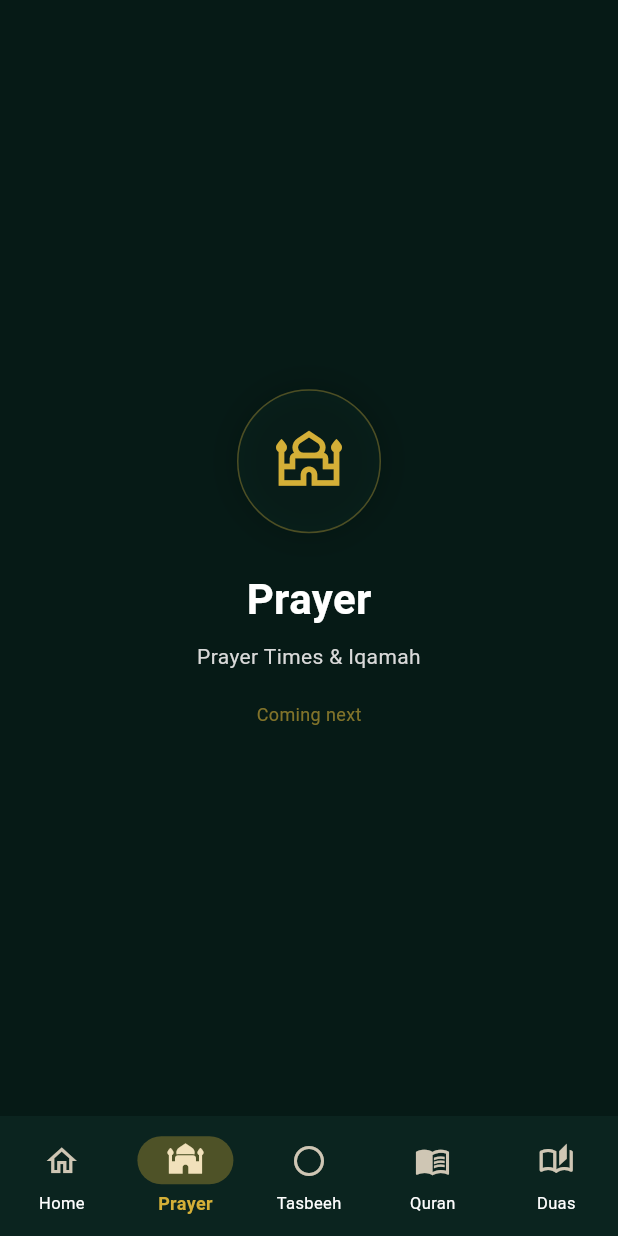
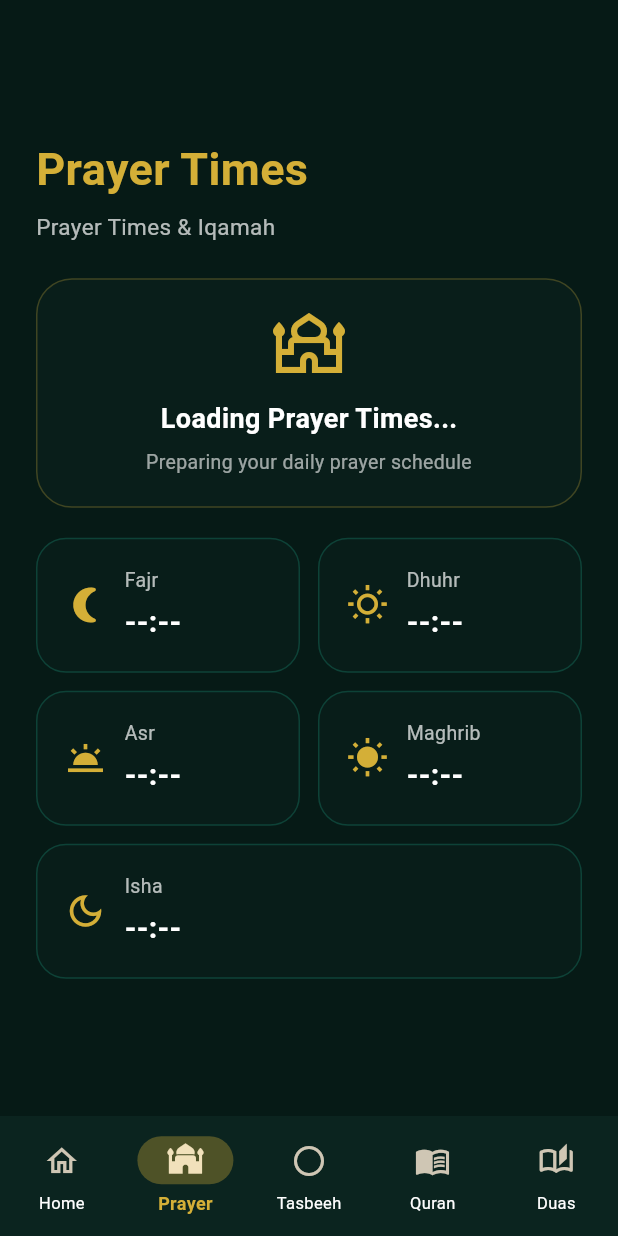
Before and after one commit to navfasn-ops/noor-prayer-tasbeeh, a Flutter app: the screen it shows after launch, item 2 of the bottom bar chosen, on a phone screen of 412 x 824 dp. Run offline on Flutter 3.47's test engine with Material 3 defaults, Android fonts, the phone set to English and light mode, and no system bars; Roboto replaces fonts that are missing (Arial).

Commit message:
Create prayer page UI

```diff
--- a/lib/main.dart
+++ b/lib/main.dart
@@ -31,6 +31,199 @@ class NoorApp extends StatelessWidget {
   }
 }
 
+
+class PrayerPage extends StatelessWidget {
+  const PrayerPage({super.key});
+
+  @override
+  Widget build(BuildContext context) {
+    return Scaffold(
+      backgroundColor: NoorApp.darkGreen,
+      body: SafeArea(
+        child: Center(
+          child: SingleChildScrollView(
+            padding: const EdgeInsets.all(24),
+            child: ConstrainedBox(
+              constraints: const BoxConstraints(maxWidth: 900),
+              child: Column(
+                crossAxisAlignment: CrossAxisAlignment.stretch,
+                children: [
+                  const Text(
+                    'Prayer Times',
+                    style: TextStyle(
+                      color: NoorApp.gold,
+                      fontSize: 30,
+                      fontWeight: FontWeight.bold,
+                    ),
+                  ),
+                  const SizedBox(height: 6),
+                  const Text(
+                    'Prayer Times & Iqamah',
+                    style: TextStyle(
+                      color: Colors.white70,
+                      fontSize: 15,
+                    ),
+                  ),
+                  const SizedBox(height: 24),
+
+                  Container(
+                    padding: const EdgeInsets.all(20),
+                    decoration: BoxDecoration(
+                      color: const Color(0x33152F29),
+                      borderRadius: BorderRadius.circular(24),
+                      border: Border.all(
+                        color: const Color(0x44D4AF37),
+                      ),
+                    ),
+                    child: const Column(
+                      children: [
+                        Icon(
+                          Icons.mosque_outlined,
+                          color: NoorApp.gold,
+                          size: 48,
+                        ),
+                        SizedBox(height: 12),
+                        Text(
+                          'Loading Prayer Times...',
+                          style: TextStyle(
+                            color: Colors.white,
+                            fontSize: 18,
+                            fontWeight: FontWeight.w600,
+                          ),
+                        ),
+                        SizedBox(height: 6),
+                        Text(
+                          'Preparing your daily prayer schedule',
+                          textAlign: TextAlign.center,
+                          style: TextStyle(
+                            color: Colors.white60,
+                            fontSize: 13,
+                          ),
+                        ),
+                      ],
+                    ),
+                  ),
+
+                  const SizedBox(height: 20),
+
+                  const Row(
+                    children: [
+                      Expanded(
+                        child: _PrayerTimeCard(
+                          icon: Icons.nightlight_round,
+                          name: 'Fajr',
+                          time: '--:--',
+                        ),
+                      ),
+                      SizedBox(width: 12),
+                      Expanded(
+                        child: _PrayerTimeCard(
+                          icon: Icons.wb_sunny_outlined,
+                          name: 'Dhuhr',
+                          time: '--:--',
+                        ),
+                      ),
+                    ],
+                  ),
+
+                  const SizedBox(height: 12),
+
+                  const Row(
+                    children: [
+                      Expanded(
+                        child: _PrayerTimeCard(
+                          icon: Icons.wb_twilight,
+                          name: 'Asr',
+                          time: '--:--',
+                        ),
+                      ),
+                      SizedBox(width: 12),
+                      Expanded(
+                        child: _PrayerTimeCard(
+                          icon: Icons.wb_sunny,
+                          name: 'Maghrib',
+                          time: '--:--',
+                        ),
+                      ),
+                    ],
+                  ),
+
+                  const SizedBox(height: 12),
+
+                  const _PrayerTimeCard(
+                    icon: Icons.dark_mode_outlined,
+                    name: 'Isha',
+                    time: '--:--',
+                  ),
+                ],
+              ),
+            ),
+          ),
+        ),
+      ),
+    );
+  }
+}
+
+class _PrayerTimeCard extends StatelessWidget {
+  final IconData icon;
+  final String name;
+  final String time;
+
+  const _PrayerTimeCard({
+    required this.icon,
+    required this.name,
+    required this.time,
+  });
+
+  @override
+  Widget build(BuildContext context) {
+    return Container(
+      padding: const EdgeInsets.all(18),
+      decoration: BoxDecoration(
+        color: const Color(0x22152F29),
+        borderRadius: BorderRadius.circular(20),
+        border: Border.all(
+          color: const Color(0x3322D4AF),
+        ),
+      ),
+      child: Row(
+        children: [
+          Icon(
+            icon,
+            color: NoorApp.gold,
+            size: 28,
+          ),
+          const SizedBox(width: 12),
+          Expanded(
+            child: Column(
+              crossAxisAlignment: CrossAxisAlignment.start,
+              children: [
+                Text(
+                  name,
+                  style: const TextStyle(
+                    color: Colors.white70,
+                    fontSize: 13,
+                  ),
+                ),
+                const SizedBox(height: 4),
+                Text(
+                  time,
+                  style: const TextStyle(
+                    color: Colors.white,
+                    fontSize: 20,
+                    fontWeight: FontWeight.bold,
+                  ),
+                ),
+              ],
+            ),
+          ),
+        ],
+      ),
+    );
+  }
+}
+
 class NoorShell extends StatefulWidget {
   const NoorShell({super.key});
 
@@ -43,11 +236,7 @@ class _NoorShellState extends State<NoorShell> {
 
   final List<Widget> _pages = const [
     NoorHomePage(),
-    SectionPage(
-      icon: Icons.mosque_outlined,
-      title: 'Prayer',
-      subtitle: 'Prayer Times & Iqamah',
-    ),
+    PrayerPage(),
     SectionPage(
       icon: Icons.radio_button_checked,
       title: 'Tasbeeh',
```
